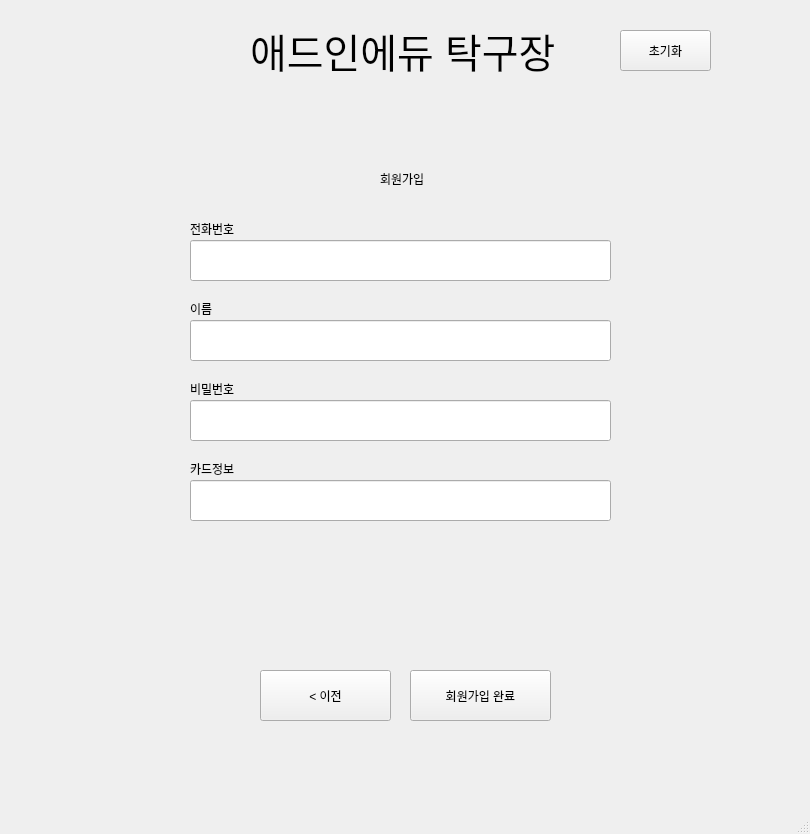
Old version of the form GUI/Kiosk/Kiosk_v2.ui in the repository addinedu-ros-7th/ros-repo-2.
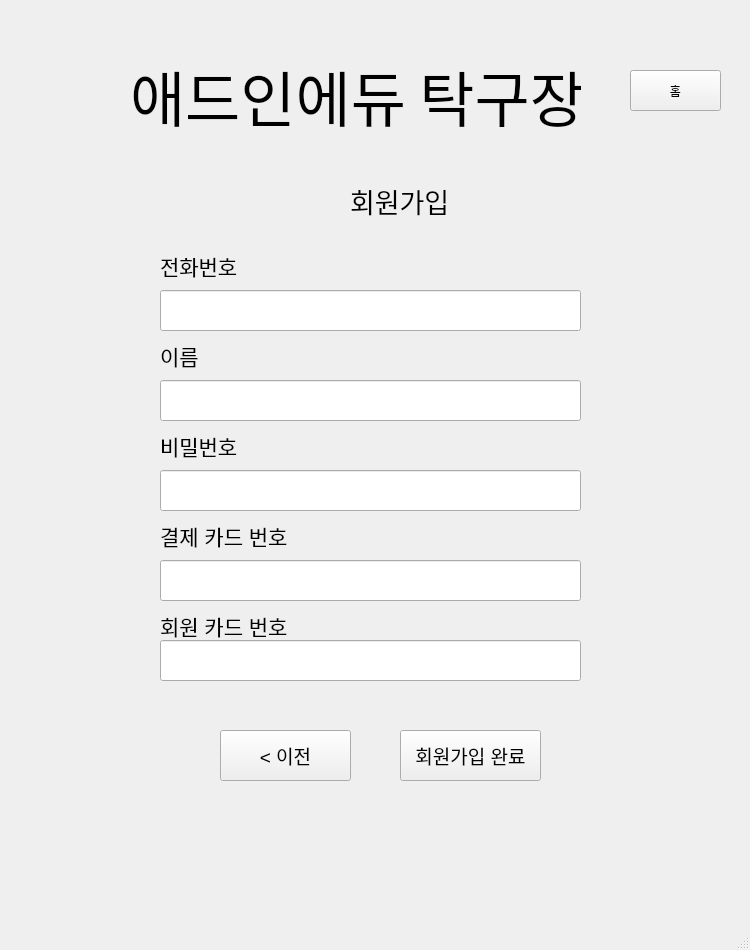
New version of the form. The open tabs and pages were chosen to show the change. Icons and pictures are not drawn.

Commit message: feat::kiosk_gui_v0.2

Patch:
```diff
--- a/GUI/Kiosk/Kiosk_v2.ui
+++ b/GUI/Kiosk/Kiosk_v2.ui
@@ -6,8 +6,8 @@
    <rect>
     <x>0</x>
     <y>0</y>
-    <width>810</width>
-    <height>834</height>
+    <width>750</width>
+    <height>950</height>
    </rect>
   </property>
   <property name="windowTitle">
@@ -17,17 +17,24 @@
    <widget class="QLabel" name="label">
     <property name="geometry">
      <rect>
-      <x>250</x>
-      <y>20</y>
-      <width>311</width>
-      <height>61</height>
+      <x>130</x>
+      <y>60</y>
+      <width>451</width>
+      <height>71</height>
      </rect>
     </property>
     <property name="font">
      <font>
-      <pointsize>30</pointsize>
+      <family>Ubuntu Sans</family>
+      <pointsize>45</pointsize>
+      <weight>50</weight>
+      <italic>false</italic>
+      <bold>false</bold>
      </font>
     </property>
+    <property name="styleSheet">
+     <string notr="true">font: 45pt &quot;Ubuntu Sans&quot;;</string>
+    </property>
     <property name="text">
      <string>애드인에듀 탁구장</string>
     </property>
@@ -35,10 +42,10 @@
    <widget class="QStackedWidget" name="stackedWidget">
     <property name="geometry">
      <rect>
-      <x>70</x>
-      <y>80</y>
+      <x>40</x>
+      <y>150</y>
       <width>671</width>
-      <height>721</height>
+      <height>741</height>
      </rect>
     </property>
     <property name="currentIndex">
@@ -175,11 +182,16 @@
       <property name="geometry">
        <rect>
         <x>310</x>
-        <y>90</y>
-        <width>67</width>
-        <height>17</height>
+        <y>30</y>
+        <width>101</width>
+        <height>41</height>
        </rect>
       </property>
+      <property name="font">
+       <font>
+        <pointsize>20</pointsize>
+       </font>
+      </property>
       <property name="text">
        <string>회원가입</string>
       </property>
@@ -188,11 +200,16 @@
       <property name="geometry">
        <rect>
         <x>120</x>
-        <y>140</y>
-        <width>67</width>
-        <height>17</height>
+        <y>100</y>
+        <width>81</width>
+        <height>31</height>
        </rect>
       </property>
+      <property name="font">
+       <font>
+        <pointsize>16</pointsize>
+       </font>
+      </property>
       <property name="text">
        <string>전화번호</string>
       </property>
@@ -201,11 +218,16 @@
       <property name="geometry">
        <rect>
         <x>120</x>
-        <y>220</y>
-        <width>67</width>
-        <height>17</height>
+        <y>190</y>
+        <width>61</width>
+        <height>31</height>
        </rect>
       </property>
+      <property name="font">
+       <font>
+        <pointsize>16</pointsize>
+       </font>
+      </property>
       <property name="text">
        <string>이름</string>
       </property>
@@ -214,11 +236,16 @@
       <property name="geometry">
        <rect>
         <x>120</x>
-        <y>300</y>
-        <width>67</width>
-        <height>17</height>
+        <y>280</y>
+        <width>81</width>
+        <height>31</height>
        </rect>
       </property>
+      <property name="font">
+       <font>
+        <pointsize>16</pointsize>
+       </font>
+      </property>
       <property name="text">
        <string>비밀번호</string>
       </property>
@@ -227,20 +254,25 @@
       <property name="geometry">
        <rect>
         <x>120</x>
-        <y>380</y>
-        <width>67</width>
-        <height>17</height>
+        <y>460</y>
+        <width>131</width>
+        <height>31</height>
        </rect>
       </property>
+      <property name="font">
+       <font>
+        <pointsize>16</pointsize>
+       </font>
+      </property>
       <property name="text">
-       <string>카드정보</string>
+       <string>회원 카드 번호</string>
       </property>
      </widget>
      <widget class="QLineEdit" name="lineEdit">
       <property name="geometry">
        <rect>
         <x>120</x>
-        <y>160</y>
+        <y>140</y>
         <width>421</width>
         <height>41</height>
        </rect>
@@ -250,7 +282,7 @@
       <property name="geometry">
        <rect>
         <x>120</x>
-        <y>240</y>
+        <y>230</y>
         <width>421</width>
         <height>41</height>
        </rect>
@@ -265,12 +297,15 @@
         <height>41</height>
        </rect>
       </property>
+      <property name="echoMode">
+       <enum>QLineEdit::Password</enum>
+      </property>
      </widget>
      <widget class="QLineEdit" name="lineEdit_4">
       <property name="geometry">
        <rect>
         <x>120</x>
-        <y>400</y>
+        <y>490</y>
         <width>421</width>
         <height>41</height>
        </rect>
@@ -279,12 +314,17 @@
      <widget class="QPushButton" name="pushButton_5">
       <property name="geometry">
        <rect>
-        <x>340</x>
-        <y>590</y>
+        <x>360</x>
+        <y>580</y>
         <width>141</width>
         <height>51</height>
        </rect>
       </property>
+      <property name="font">
+       <font>
+        <pointsize>14</pointsize>
+       </font>
+      </property>
       <property name="text">
        <string>회원가입 완료</string>
       </property>
@@ -292,16 +332,52 @@
      <widget class="QPushButton" name="pushButton_6">
       <property name="geometry">
        <rect>
-        <x>190</x>
-        <y>590</y>
+        <x>180</x>
+        <y>580</y>
         <width>131</width>
         <height>51</height>
        </rect>
       </property>
+      <property name="font">
+       <font>
+        <pointsize>14</pointsize>
+       </font>
+      </property>
       <property name="text">
        <string>&lt; 이전</string>
       </property>
      </widget>
+     <widget class="QLineEdit" name="payment_card_input">
+      <property name="geometry">
+       <rect>
+        <x>120</x>
+        <y>410</y>
+        <width>421</width>
+        <height>41</height>
+       </rect>
+      </property>
+      <property name="echoMode">
+       <enum>QLineEdit::Password</enum>
+      </property>
+     </widget>
+     <widget class="QLabel" name="user_card_number">
+      <property name="geometry">
+       <rect>
+        <x>120</x>
+        <y>370</y>
+        <width>131</width>
+        <height>31</height>
+       </rect>
+      </property>
+      <property name="font">
+       <font>
+        <pointsize>16</pointsize>
+       </font>
+      </property>
+      <property name="text">
+       <string>결제 카드 번호</string>
+      </property>
+     </widget>
     </widget>
     <widget class="QWidget" name="page_5">
      <widget class="QTextEdit" name="textEdit_2">
@@ -1016,14 +1092,14 @@
    <widget class="QPushButton" name="pushButton_21">
     <property name="geometry">
      <rect>
-      <x>620</x>
-      <y>30</y>
+      <x>630</x>
+      <y>70</y>
       <width>91</width>
       <height>41</height>
      </rect>
     </property>
     <property name="text">
-     <string>초기화</string>
+     <string>홈</string>
     </property>
    </widget>
   </widget>
```
Left out of the diff: 370 changed lines with no effect on the pictures.
